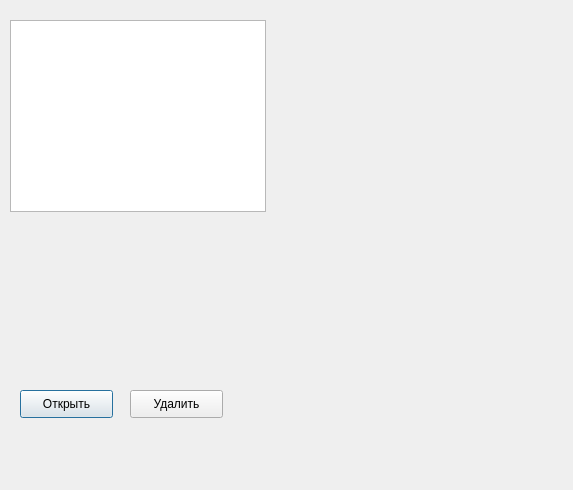
Old version of the form choosewnd.ui in the repository rafikidze/TestPicture.
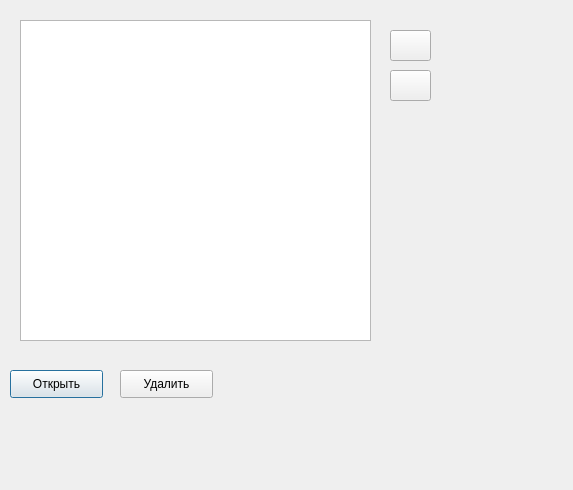
New version of the form. Icons and pictures are not drawn.

What changed in the file:
```diff
--- a/choosewnd.ui
+++ b/choosewnd.ui
@@ -13,11 +13,14 @@
   <property name="windowTitle">
    <string>Окно выбора</string>
   </property>
+  <property name="styleSheet">
+   <string notr="true"/>
+  </property>
   <widget class="QPushButton" name="pButOpen">
    <property name="geometry">
     <rect>
-     <x>20</x>
-     <y>390</y>
+     <x>10</x>
+     <y>370</y>
      <width>93</width>
      <height>28</height>
     </rect>
@@ -29,8 +32,8 @@
   <widget class="QPushButton" name="pButDelete">
    <property name="geometry">
     <rect>
-     <x>130</x>
-     <y>390</y>
+     <x>120</x>
+     <y>370</y>
      <width>93</width>
      <height>28</height>
     </rect>
@@ -39,13 +42,50 @@
     <string>Удалить</string>
    </property>
   </widget>
-  <widget class="QTableWidget" name="tableWidget">
+  <widget class="QPushButton" name="pButUp">
    <property name="geometry">
     <rect>
-     <x>10</x>
+     <x>390</x>
+     <y>30</y>
+     <width>41</width>
+     <height>31</height>
+    </rect>
+   </property>
+   <property name="styleSheet">
+    <string notr="true"/>
+   </property>
+   <property name="text">
+    <string/>
+   </property>
+   <property name="icon">
+    <iconset resource="res.qrc">
+     <normaloff>:/arrow_up.png</normaloff>:/arrow_up.png</iconset>
+   </property>
+  </widget>
+  <widget class="QPushButton" name="pButDown">
+   <property name="geometry">
+    <rect>
+     <x>390</x>
+     <y>70</y>
+     <width>41</width>
+     <height>31</height>
+    </rect>
+   </property>
+   <property name="text">
+    <string/>
+   </property>
+   <property name="icon">
+    <iconset resource="res.qrc">
+     <normaloff>:/arrow_down.png</normaloff>:/arrow_down.png</iconset>
+   </property>
+  </widget>
+  <widget class="QTableView" name="tableView">
+   <property name="geometry">
+    <rect>
+     <x>20</x>
      <y>20</y>
-     <width>256</width>
-     <height>192</height>
+     <width>351</width>
+     <height>321</height>
     </rect>
    </property>
    <property name="selectionMode">
@@ -54,16 +94,12 @@
    <property name="selectionBehavior">
     <enum>QAbstractItemView::SelectRows</enum>
    </property>
-   <property name="columnCount">
-    <number>1</number>
-   </property>
    <attribute name="horizontalHeaderVisible">
     <bool>false</bool>
    </attribute>
    <attribute name="verticalHeaderVisible">
     <bool>false</bool>
    </attribute>
-   <column/>
   </widget>
  </widget>
  <resources/>
```
Left out of the diff: 4 changed lines with no effect on the pictures.
